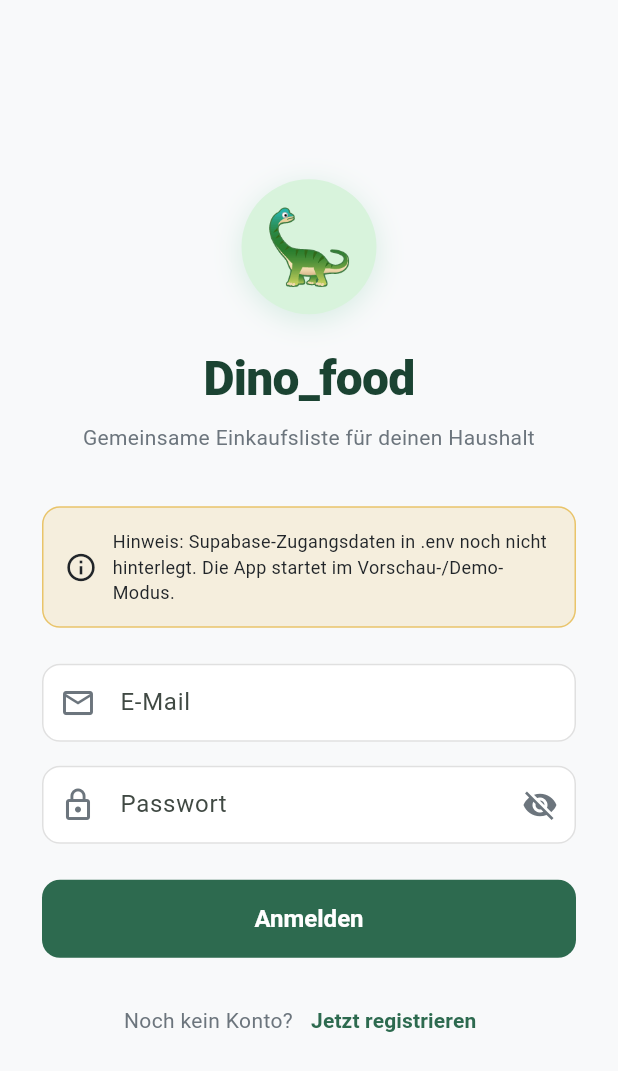
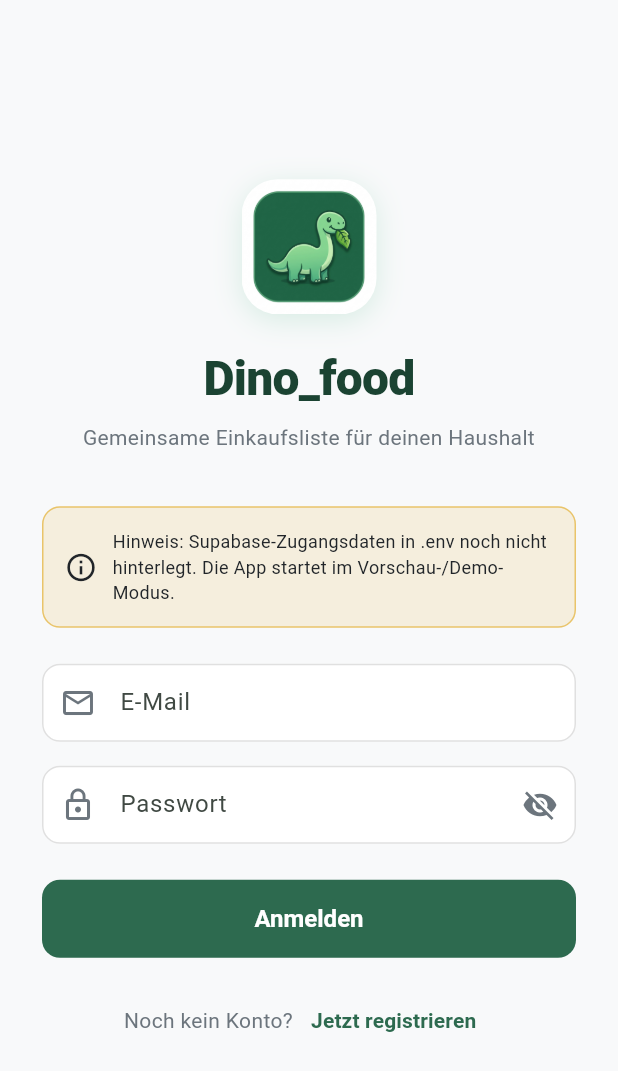
Before and after one commit to x4rinia/Dino_food, a Flutter app: the LoginScreen screen opened directly, on a phone screen of 412 x 824 dp. Shown: the top 1071 px of the screen. Run offline on Flutter 3.47's test engine with Material 3 defaults, Android fonts, the phone set to English and light mode, and no system bars; our stand-ins replace flutter_dotenv, image_picker, supabase_flutter; accounts and stored records are empty.

Commit message:
feat: add Dino app icon, update loading/auth screens, and fix Android release internet permission

```diff
--- a/lib/screens/auth/login_screen.dart
+++ b/lib/screens/auth/login_screen.dart
@@ -66,8 +66,7 @@
                       width: 90,
                       height: 90,
                       decoration: BoxDecoration(
-                        color: AppTheme.primarySoft,
-                        shape: BoxShape.circle,
+                        borderRadius: BorderRadius.circular(24),
                         boxShadow: [
                           BoxShadow(
                             color: AppTheme.primaryLight.withValues(alpha: 0.2),
@@ -76,10 +75,12 @@
                           ),
                         ],
                       ),
-                      alignment: Alignment.center,
-                      child: const Text(
-                        '🦕',
-                        style: TextStyle(fontSize: 48),
+                      child: ClipRRect(
+                        borderRadius: BorderRadius.circular(24),
+                        child: Image.asset(
+                          'assets/images/app_icon.jpg',
+                          fit: BoxFit.cover,
+                        ),
                       ),
                     ),
                   ),
```
Also changed, not shown: lib/main.dart (+40 -16 lines), lib/screens/household/welcome_household_screen.dart (+8 -4 lines), pubspec.yaml (+9 -0 lines), assets/images/app_icon.jpg (added), pubspec.lock, 28 other files.
